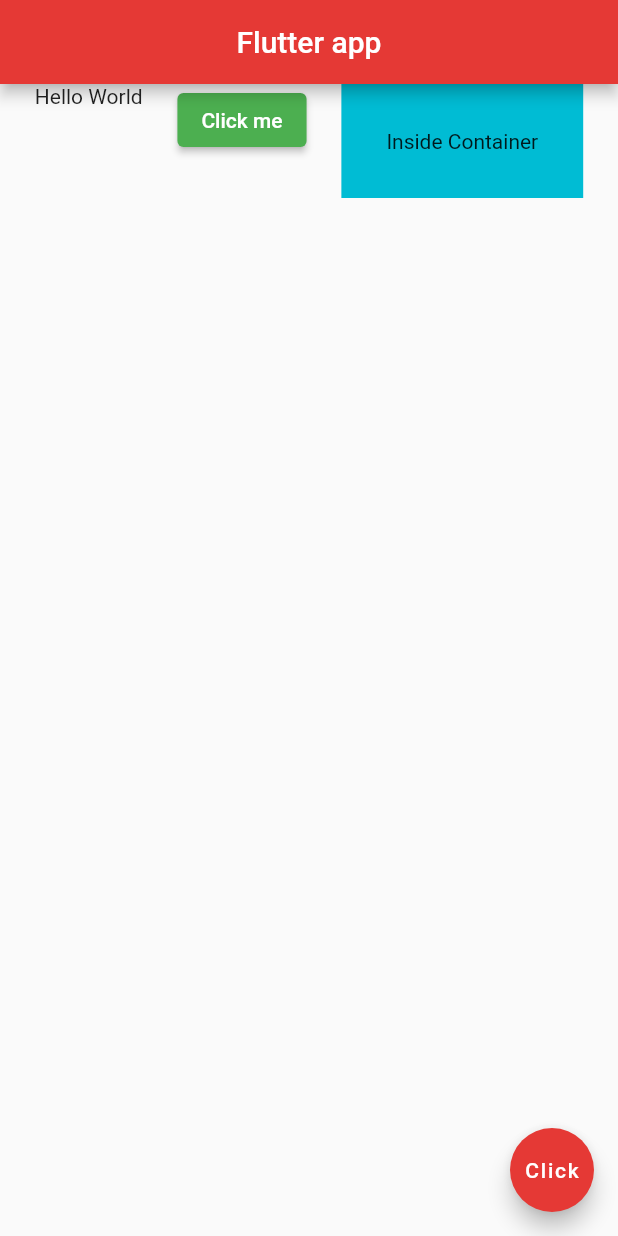
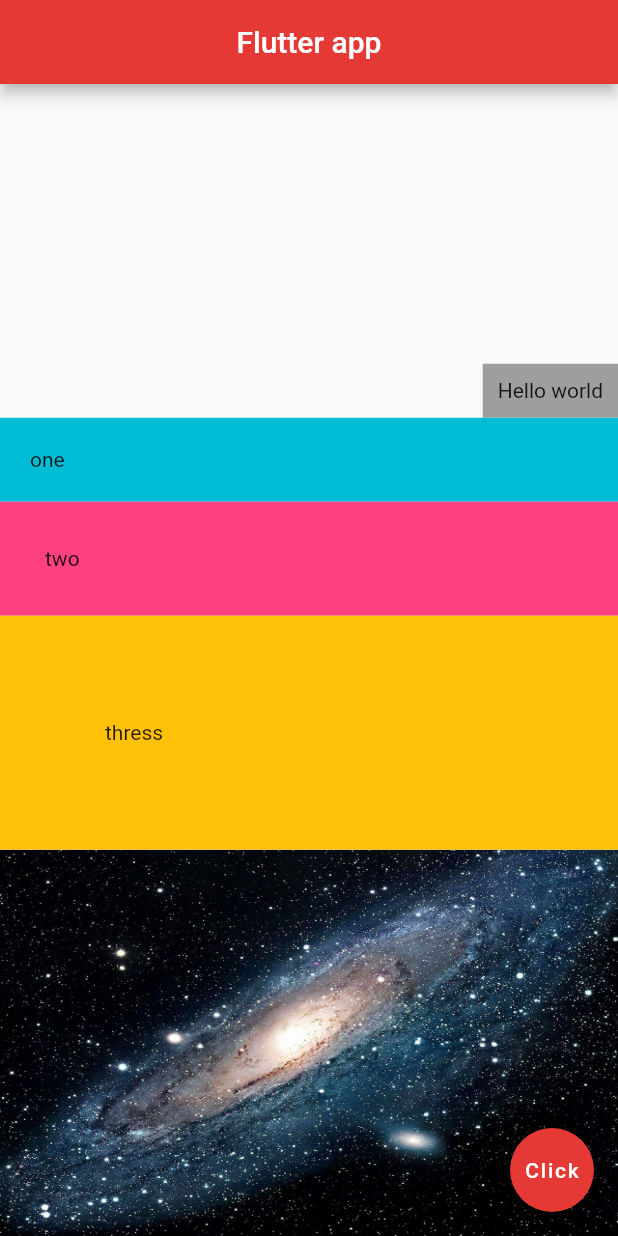
Before and after one commit to zohanny/flutter_practice, a Flutter app: the screen it shows after launch, on a phone screen of 412 x 824 dp. Run offline on Flutter 3.47's test engine with Material 2 defaults, Android fonts, the phone set to English and light mode, and no system bars.

Commit message:
Three Files Structure - After Tutorial #9 (Images)

```diff
--- /dev/null
+++ b/lib/home_col.dart
@@ -0,0 +1,62 @@
+import 'package:flutter/material.dart';
+import 'package:myapp/auxiliar.dart';
+
+class Home extends StatelessWidget {
+  @override
+  Widget build(BuildContext context) {
+    return Scaffold(
+      appBar: AppBar(
+        title: const Text('Flutter app'),
+        centerTitle: true,
+        backgroundColor: Colors.red[600],
+      ),
+      body:Column(
+        mainAxisAlignment: MainAxisAlignment.end,
+        crossAxisAlignment: CrossAxisAlignment.stretch,
+        children: [
+          Row(
+            mainAxisAlignment: MainAxisAlignment.end,
+            children: [
+              Container(
+                child: Text('Hello world'),
+                padding: EdgeInsets.all(10),
+                color: Colors.grey,
+              ),
+            ],
+          ),
+          Container(
+            padding: EdgeInsets.all(20),
+            color: Colors.cyan,
+            child: Text('one'),
+          ),
+          Container(
+            padding: EdgeInsets.all(30),
+            color: Colors.pinkAccent,
+            child: Text('two'),
+          ),
+          Container(
+            padding: EdgeInsets.all(70),
+            color: Colors.amber,
+            child: Text('thress'),
+          ),
+          Container(
+            padding: EdgeInsets.all(0),
+            color: Colors.grey,
+            child: Image(
+              image: getAssetImage(1),
+            )
+          ),
+
+        ],
+      ),
+
+      floatingActionButton: FloatingActionButton(
+        child: const Text("Click"),
+        onPressed: click(),
+        backgroundColor: Colors.red[600],
+      ),
+    );
+  }
+
+  click() {}
+}
--- a/lib/home_icons.dart
+++ b/lib/home_row.dart
@@ -2,7 +2,7 @@ import 'package:flutter/material.dart';
 import 'package:myapp/auxiliar.dart';
 
 
-class Home extends StatelessWidget {
+class Home_Row extends StatelessWidget {
   @override
   Widget build(BuildContext context) {
     return Scaffold(
--- a/lib/jon.dart
+++ b/lib/jon.dart
@@ -1,6 +1,7 @@
 import 'package:flutter/material.dart';
 import 'package:myapp/home_images.dart';
-import 'package:myapp/home_icons.dart';
+import 'package:myapp/home_row.dart';
+import 'package:myapp/home_col.dart';
 
 void main() => runApp(MaterialApp(
   home: Home()
```
